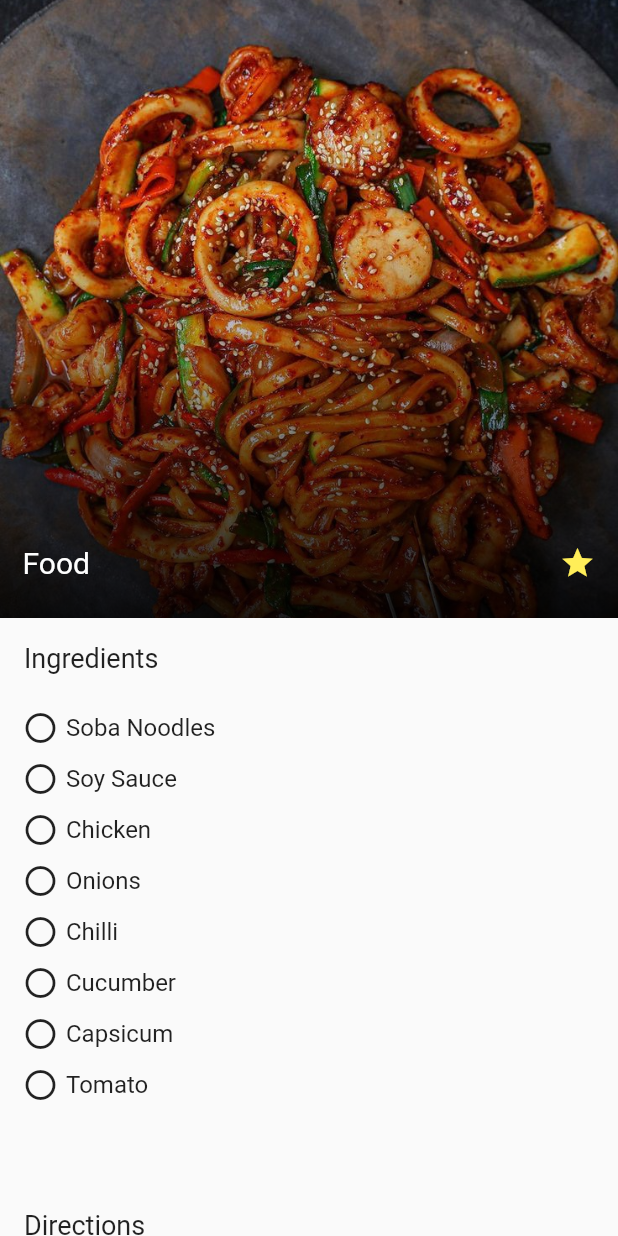
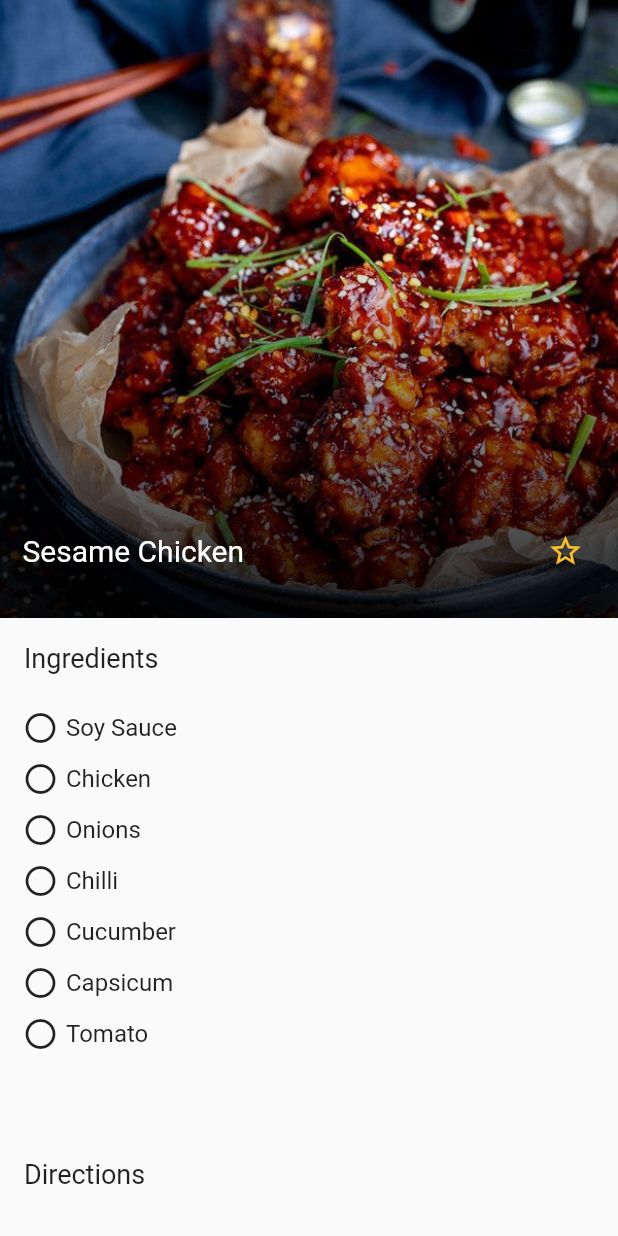
Before and after one commit to imranZMiko/Eten, a Flutter app: the RecipeScreen screen opened by its route, on a phone screen of 412 x 824 dp. Run offline on Flutter 3.47's test engine with Material 2 defaults, Android fonts, the phone set to English and light mode, and no system bars.

Commit message:
Enabled recipe screen and enabled favorite button on recipe screen.

```diff
--- a/lib/screens/recipe_screen.dart
+++ b/lib/screens/recipe_screen.dart
@@ -1,3 +1,4 @@
+import 'package:eten/widgets/favorite_button.dart';
 import 'package:flutter/material.dart';
 
 class RecipeScreen extends StatelessWidget {
@@ -6,7 +7,6 @@ class RecipeScreen extends StatelessWidget {
   static const String routeName = '/recipe';
 
   static const List<String> ingredients = [
-    'Soba Noodles',
     'Soy Sauce',
     'Chicken',
     'Onions',
@@ -36,7 +36,7 @@ class RecipeScreen extends StatelessWidget {
                   width: MediaQuery.of(context).size.width,
                   height: MediaQuery.of(context).size.width,
                   child: Image.asset(
-                    'Assets/Favorites.png',
+                    'Assets/Place4.png',
                     fit: BoxFit.cover,
                   ),
                 ),
@@ -67,19 +67,13 @@ class RecipeScreen extends StatelessWidget {
                         mainAxisAlignment: MainAxisAlignment.spaceBetween,
                         children: [
                           Text(
-                            'Food',
+                            'Sesame Chicken',
                             style: TextStyle(
                               color: Colors.white,
                               fontSize: 20,
                             ),
                           ),
-                          IconButton(
-                            onPressed: () {},
-                            icon: Icon(Icons.star),
-                            color: Colors.yellow[400],
-                            padding: EdgeInsets.zero,
-                            constraints: BoxConstraints(),
-                          ),
+                          FavoriteButton(),
                         ],
                       ),
                     ),
```
Also changed, not shown: lib/widgets/item.dart (+13 -1 lines), lib/widgets/search_results.dart (+13 -1 lines).
